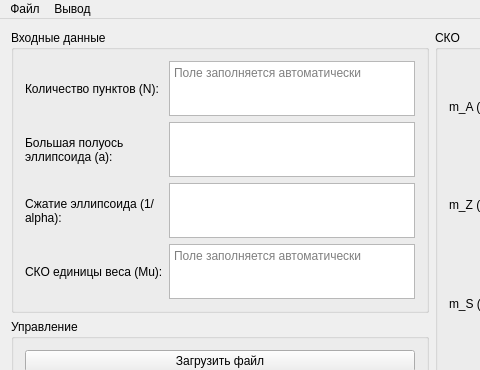
First picture: the form in mainwindow.ui, repository ele638/Astro-geoNetworkModel, before the edit; both pictures show x 0 to 480 and y 0 to 370 of the 734 by 495 pixel window.
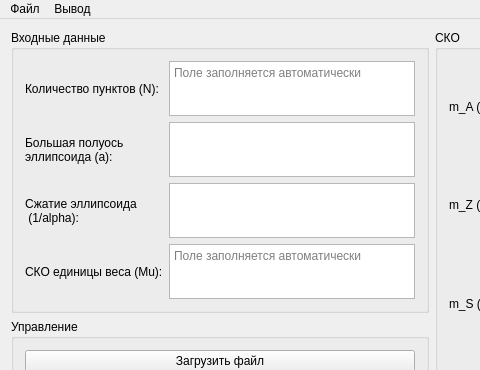
Second picture: the form after the edit.

Commit message: From Windows

What changed in the file:
```diff
--- a/mainwindow.ui
+++ b/mainwindow.ui
@@ -36,7 +36,8 @@
        <item row="2" column="0">
         <widget class="QLabel" name="AlphaLabel">
          <property name="text">
-          <string>Сжатие эллипсоида (1/alpha):</string>
+          <string>Сжатие эллипсоида
+ (1/alpha):</string>
          </property>
          <property name="wordWrap">
           <bool>true</bool>
```
Left out of the diff: 9 changed lines with no effect on the pictures. The commit also changes 6 other files.
